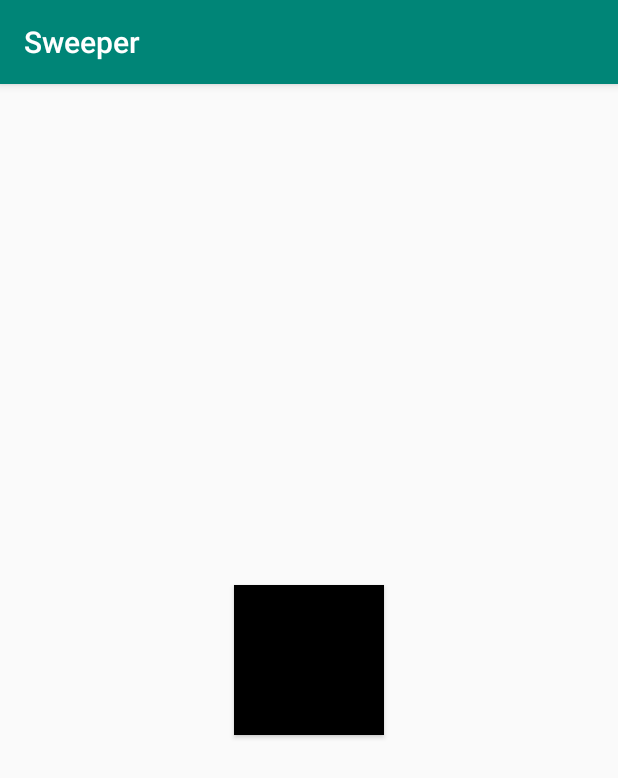
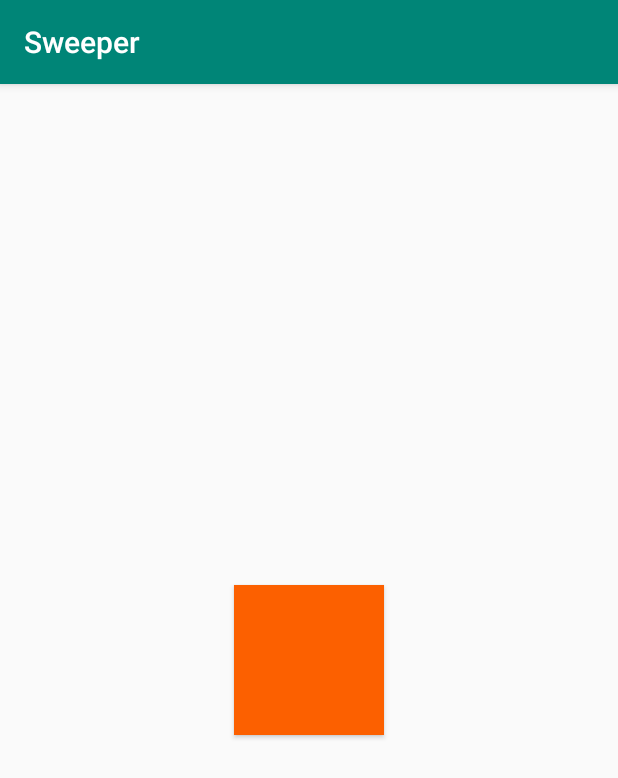
Before and after one commit to jnguyen2/sweeper, an Android app: the screen it shows after launch (MainActivity), after a tap on an icon or button, on a phone screen of 412 x 824 dp. Shown: the top 778 px of the screen. Run offline under Robolectric (Android 15) with nearby library versions, the light colour scheme and no system bars.

Commit message:
Implement basic bomb ticking through AsyncTask

```diff
--- a/app/src/main/java/edu/fandm/jnguyen/sweeper/MainActivity.java
+++ b/app/src/main/java/edu/fandm/jnguyen/sweeper/MainActivity.java
@@ -6,43 +6,66 @@ import android.os.Bundle;
 import android.util.Log;
 import android.view.View;
 import android.widget.Button;
+import android.widget.Toast;
 
 public class MainActivity extends AppCompatActivity {
 
     public static final String TAG = "sweeper.MainActivity";
 
+    private Button bomb;
+    private BombTimer bombTimer;
+
     @Override
     protected void onCreate(Bundle savedInstanceState) {
         super.onCreate(savedInstanceState);
         setContentView(R.layout.activity_main);
+
+        bomb = findViewById(R.id.button_bomb);
     }
 
     public void bombClick(View v) {
-        activateBomb((Button) v);
+        if (bombTimer == null || bombTimer.getStatus() == AsyncTask.Status.FINISHED) {
+            activateBomb((Button) v);
+        } else if (bombTimer.getStatus() == AsyncTask.Status.RUNNING) {
+            bombTimer.cancel(true);
+            bomb.setBackgroundColor(getResources().getColor(R.color.miscBlack));
+            toastBombStatus();
+        }
     }
 
     public void activateBomb(Button bomb) {
-        BombTimer bombTimer = new BombTimer(bomb);
+        bombTimer = new BombTimer();
         bombTimer.execute();
     }
 
+    private void toastBombStatus() {
+        if (bomb.getText().equals("X")) {
+            Toast.makeText(this, "Bomb defused.", Toast.LENGTH_SHORT).show();
+            bomb.setText("");
+        } else {
+            Toast.makeText(getApplicationContext(), "Bomb exploded!", Toast.LENGTH_SHORT).show();
+        }
+    }
+
     class BombTimer extends AsyncTask<Void, Void, Void> {
-        private Button bomb;
-
-        BombTimer(Button bomb) {
-            super();
-            this.bomb = bomb;
-        }
 
         @Override
         protected void onPreExecute() {
             bomb.setBackgroundColor(getResources().getColor(R.color.miscRed));
+            bomb.setText("X");
         }
 
         @Override
         protected Void doInBackground(Void... voids) {
             try {
-                Thread.sleep(500);
+                int i = 0;
+                while (i < 50) {
+                    if (isCancelled()) {
+                        break;
+                    }
+                    Thread.sleep(1);
+                    i++;
+                }
             } catch (Exception e) {
                 Log.d(TAG, "I guess the bomb ticks forever....");
             }
@@ -51,7 +74,9 @@ public class MainActivity extends AppCompatActivity {
 
         @Override
         protected void onPostExecute(Void result) {
-            bomb.setBackgroundColor(getResources().getColor(R.color.miscBlack));
+            bomb.setBackgroundColor(getResources().getColor(R.color.miscOrange));
+            bomb.setText("");
+            toastBombStatus();
         }
     }
 }
--- a/app/src/main/res/values/colors.xml
+++ b/app/src/main/res/values/colors.xml
@@ -5,4 +5,5 @@
     <color name="colorAccent">#D81B60</color>
     <color name="miscBlack">#000000</color>
     <color name="miscRed">#FF0000</color>
+    <color name="miscOrange">#fc6000</color>
 </resources>
```
